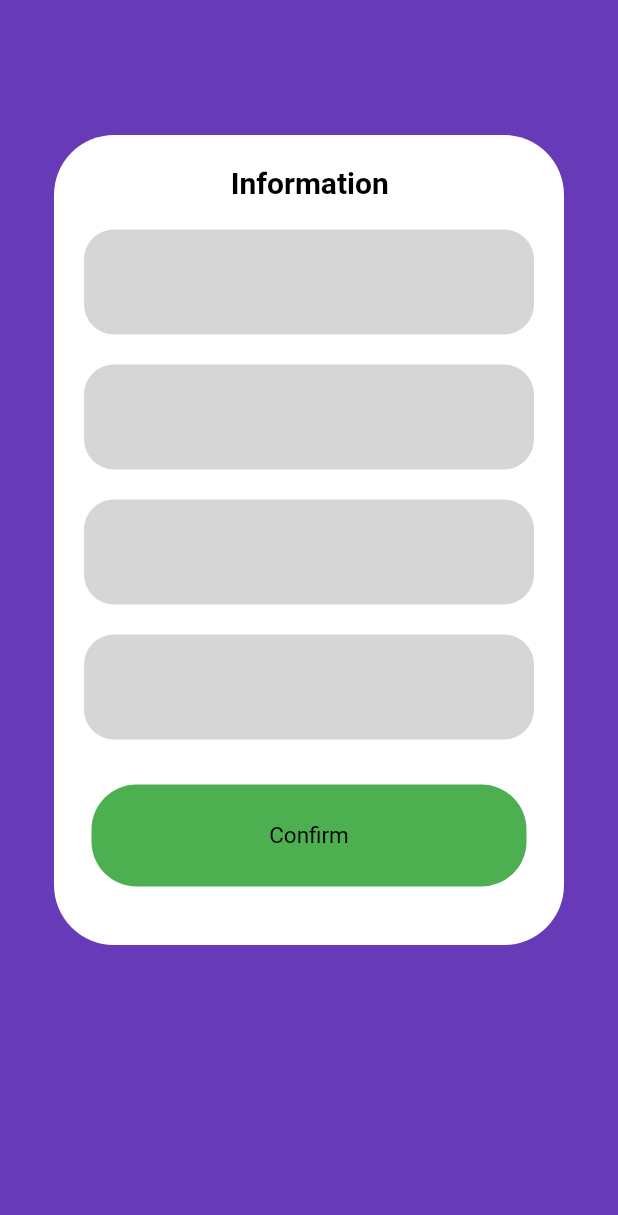
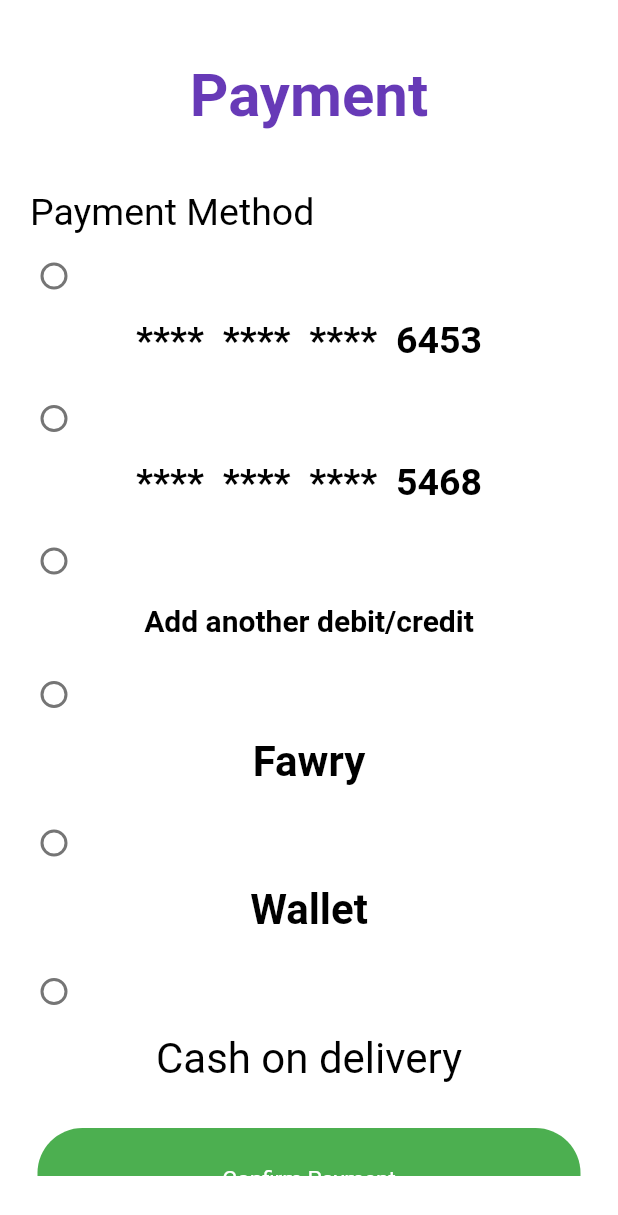
Before and after one commit to Mahmedsamy/faraj, a Flutter app: the screen it shows after launch, on a phone screen of 412 x 824 dp. Shown: the top 1215 px of the screen. Run offline on Flutter 3.47's test engine with Material 2 defaults, Android fonts, the phone set to English and light mode, and no system bars; our stand-ins replace font_awesome_flutter; Roboto replaces fonts that are missing (Avenir).

Commit message:
19/7/2023

```diff
--- a/lib/main.dart
+++ b/lib/main.dart
@@ -1,7 +1,7 @@
 import 'package:faraj/config/theme.dart';
-import 'package:faraj/screens/faraj_screen/faraj_screen.dart';
-import 'package:faraj/screens/information/information_screen.dart';
 import 'package:flutter/material.dart';
+import 'screens/screens.dart';
+
 
 void main() {
   runApp(const MyApp());
@@ -16,7 +16,7 @@ class MyApp extends StatelessWidget {
     return MaterialApp(
       title: 'Flutter Demo',
       theme: theme(),
-      home: const InformationScreen(),
+      home: const PaymentDonation(),
     );
   }
 }
--- a/lib/screens/information/information_screen.dart
+++ b/lib/screens/information/information_screen.dart
@@ -64,7 +64,7 @@ class InformationScreen extends StatelessWidget {
                           ),
                         ),
                       ),
-                      SizedBox(height: 20.0,),
+                      const SizedBox(height: 20.0,),
                       Container(
                         alignment: Alignment.center,
                         height: 70,
@@ -83,7 +83,7 @@ class InformationScreen extends StatelessWidget {
                           ),
                         ),
                       ),
-                      SizedBox(height: 20.0,),
+                      const SizedBox(height: 20.0,),
                       Container(
                         alignment: Alignment.center,
                         height: 70,
@@ -102,7 +102,7 @@ class InformationScreen extends StatelessWidget {
                           ),
                         ),
                       ),
-                      SizedBox(height: 20.0,),
+                      const SizedBox(height: 20.0,),
                       Container(
                         alignment: Alignment.center,
                         height: 70,
@@ -121,7 +121,7 @@ class InformationScreen extends StatelessWidget {
                           ),
                         ),
                       ),
-                      SizedBox(height: 30),
+                      const SizedBox(height: 30),
                       GestureDetector(
                         onTap: (){
                           Navigator.push(
--- /dev/null
+++ b/lib/screens/paymentdonation/payment_donation_screen.dart
@@ -0,0 +1,158 @@
+import 'package:flutter/material.dart';
+
+import '../screens.dart';
+
+class PaymentDonation extends StatelessWidget {
+  const PaymentDonation({super.key});
+
+  @override
+  Widget build(BuildContext context) {
+    return SafeArea(
+      child: Scaffold(
+        body: Padding(
+          padding: const EdgeInsets.symmetric(vertical: 40.0),
+          child: SingleChildScrollView(
+            child: Column(
+              children: [
+                const Text(
+                  'Payment',
+                  style: TextStyle(
+                    color: Colors.deepPurple,
+                    fontWeight: FontWeight.bold,
+                    fontSize: 40.0,
+                  ),
+                ),
+                const SizedBox(height: 40.0),
+                Padding(
+                  padding: const EdgeInsets.symmetric(horizontal: 20.0),
+                  child: Row(
+                    children: [
+                      Container(
+                        child: const Text(
+                          'Payment Method',
+                          style: TextStyle(
+                            fontSize: 25.0,
+                            fontWeight: FontWeight.normal,
+                            color: Colors.black,
+                          ),
+                        ),
+                      ),
+                    ],
+                  ),
+                ),
+                  Container(
+                    child: Column(
+                      children: [
+                        RadioListTile(value: 'male', groupValue: 'gender', onChanged: (value) {
+                        },),
+                        const Text(
+                          textAlign: TextAlign.right,
+                          '****  ****  ****  6453',
+                          style: TextStyle(color: Colors.black,
+                              fontWeight: FontWeight.bold,
+                              fontSize: 25.0
+                          ),
+                        ),
+                        const SizedBox(
+                          height: 10.0,
+                        ),
+                        RadioListTile(value: 'male', groupValue: 'gender', onChanged: (value) {
+                        },),
+                        const Text(
+                          textAlign: TextAlign.right,
+                          '****  ****  ****  5468',
+                          style: TextStyle(color: Colors.black,
+                              fontWeight: FontWeight.bold,
+                              fontSize: 25.0
+                          ),
+                        ),
+                        const SizedBox(
+                          height: 10.0,
+                        ),
+                        RadioListTile(value: 'male', groupValue: 'gender', onChanged: (value) {
+                        },),
+                        const Text(
+                          textAlign: TextAlign.right,
+                          'Add another debit/credit',
+                          style: TextStyle(color: Colors.black,
+                              fontWeight: FontWeight.bold,
+                              fontSize: 20.0
+                          ),
+                        ),
+                        const SizedBox(
+                          height: 10.0,
+                        ),
+                        RadioListTile(value: 'male', groupValue: 'gender', onChanged: (value) {
+                        },),
+                        const Text(
+                          textAlign: TextAlign.right,
+                          'Fawry',
+                          style: TextStyle(color: Colors.black,
+                              fontWeight: FontWeight.bold,
+                              fontSize: 28.0
+                          ),
+                        ),
+                        const SizedBox(
+                          height: 10.0,
+                        ),
+                        RadioListTile(value: 'male', groupValue: 'gender', onChanged: (value) {
+                        },),
+                        const Text(
+                          textAlign: TextAlign.right,
+                          'Wallet',
+                          style: TextStyle(color: Colors.black,
+                              fontWeight: FontWeight.bold,
+                              fontSize: 28.0
+                          ),
+                        ),
+                        const SizedBox(
+                          height: 10.0,
+                        ),
+                        RadioListTile(value: 'male', groupValue: 'gender', onChanged: (value) {
+                        },),
+                        const Text(
+                          textAlign: TextAlign.right,
+                          'Cash on delivery',
+                          style: TextStyle(color: Colors.black,
+                              fontWeight: FontWeight.normal,
+                              fontSize: 28.0
+                          ),
+                        ),
+                      ],
+                    ),
+                  ),
+                const SizedBox(height: 30),
+                GestureDetector(
+                  onTap: (){
+                    Navigator.push(
+                        context,
+                        MaterialPageRoute(
+                            builder: (BuildContext context) => const ConfirmPayment() ));
+                  },
+                  child: Container(
+                    padding: const EdgeInsets.all(25),
+                    margin: const EdgeInsets.symmetric(horizontal: 25),
+                    decoration: BoxDecoration(
+                      color: Colors.green,
+                      borderRadius: BorderRadius.circular(30),
+                    ),
+                    child: const Center(
+                      child: Text('Confirm Payment',
+                        style: TextStyle(color: Colors.white,
+                          fontSize: 15,
+                          fontWeight: FontWeight.normal,
+                        ),
+
+                      ),
+                    ),
+                  ),
+                ),
+
+              ],
+            ),
+          ),
+        ),
+      ),
+    );
+  }
+}
--- a/lib/screens/screens.dart
+++ b/lib/screens/screens.dart
@@ -6,3 +6,7 @@ export 'information/information_screen.dart';
 export 'role/role_screen.dart';
 export 'sign_up/sign_up_screen.dart';
 export 'login/login_screen.dart';
+export 'notification/notification_screen.dart';
+export 'requestdonation/requestdonation_screen.dart';
+export 'paymentdonation/payment_donation_screen.dart';
+export 'confirmpayment/confirm_payment_screen.dart';
```
Also changed, not shown: lib/screens/confirmpayment/confirm_payment_screen.dart (added, +12 -0 lines), lib/screens/home/home_screen.dart (+10 -12 lines), lib/screens/notification/notification_screen.dart (added, +169 -0 lines), lib/screens/requestdonation/requestdonation_screen.dart (added, +169 -0 lines).
